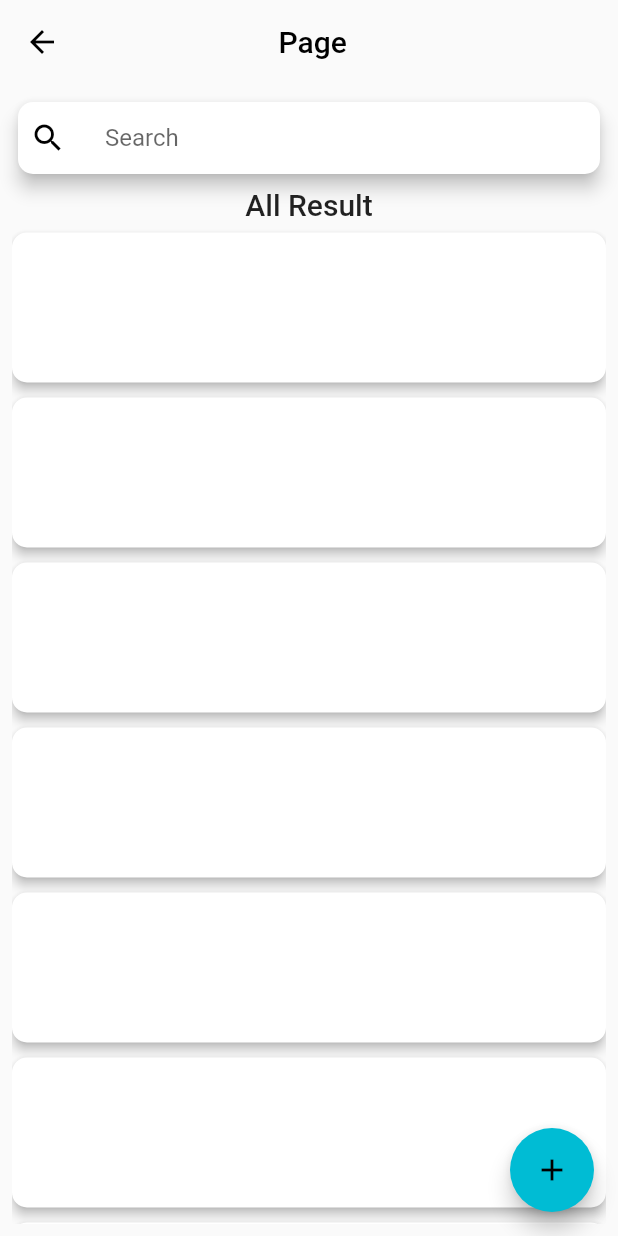
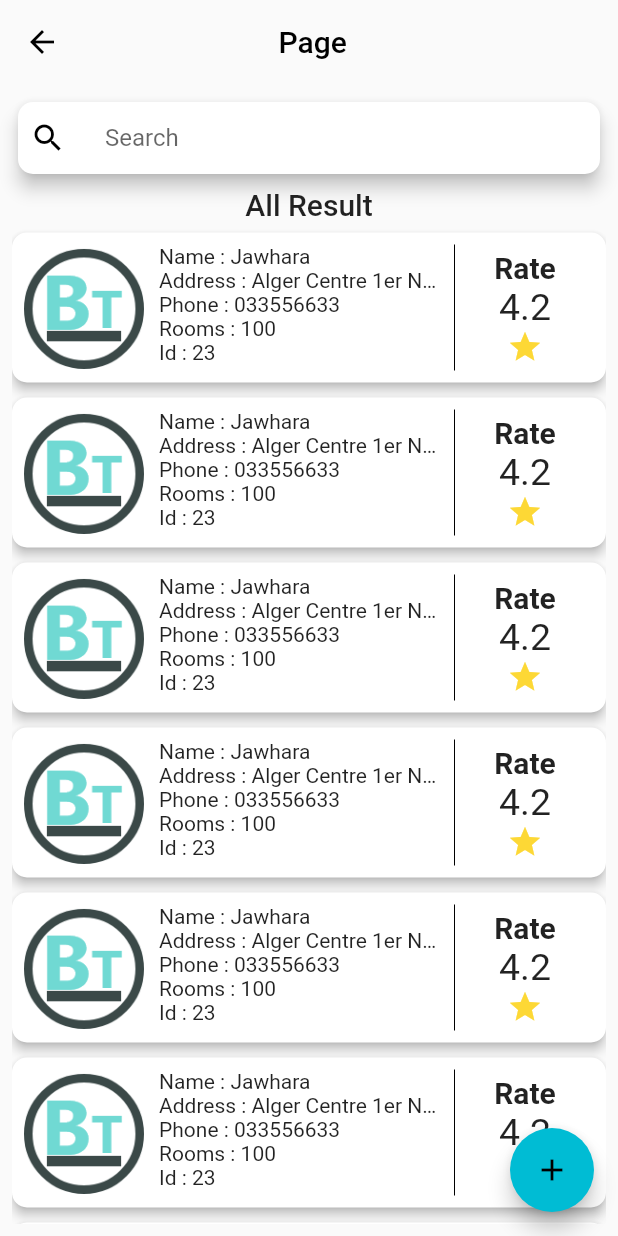
Before and after one commit to chemsou00/Batna_Traveler, a Flutter app: the ShowAllData screen opened directly with empty values, on a phone screen of 412 x 824 dp. Run offline on Flutter 3.47's test engine with Material 2 defaults, Android fonts, the phone set to English and light mode, and no system bars; our stand-ins replace dartz, get, shared_preferences; accounts and stored records are empty; network calls fail.

Commit message:
add Hotel Card(admin_panel)

```diff
--- a/lib/view/admin/show_all_data.dart
+++ b/lib/view/admin/show_all_data.dart
@@ -39,9 +39,66 @@ class ShowAllData extends StatelessWidget {
                 elevation: 3,
                 child: InkWell(
                   onTap: () {},
-                  child: const SizedBox(
+                  child: SizedBox(
                     height: 100,
                     width: double.infinity,
+                    child: Padding(
+                      padding: const EdgeInsets.all(8.0),
+                      child: Row(
+                        children: [
+                          ClipRRect(
+                            clipBehavior: Clip.antiAlias,
+                            borderRadius: BorderRadius.circular(20),
+                            child: SizedBox(
+                              width: 80,
+                              //
+                              child: Image.asset("assets/images/logo2.png"),
+                            ),
+                          ),
+                          Container(
+                            padding: const EdgeInsets.symmetric(horizontal: 10),
+                            width: Get.size.width * 0.5,
+                            child: Column(
+                              crossAxisAlignment: CrossAxisAlignment.start,
+                              children: const [
+                                Text("Name : Jawhara"),
+                                Text(
+                                  "Address : Alger Centre 1er Nov ",
+                                  overflow: TextOverflow.ellipsis,
+                                ),
+                                Text("Phone : 033556633"),
+                                Text("Rooms : 100"),
+                                Text("Id : 23"),
+                              ],
+                            ),
+                          ),
+                          const VerticalDivider(
+                            color: Colors.black,
+                            width: 2,
+                          ),
+                          Flexible(
+                              child: Container(
+                                alignment: Alignment.center,
+                                  // color: Colors.blue,
+                                padding: const EdgeInsets.symmetric(horizontal: 10),
+                            child: Column(
+                              mainAxisAlignment: MainAxisAlignment.center,
+                              children: [
+                                const Text(
+                                  "Rate",
+                                  style: TextStyle(fontWeight: FontWeight.bold,fontSize: 20),
+                                ),
+                                const Text(
+                                  "4.2",
+                                  style: TextStyle(fontSize: 25),
+                                ),
+                                Icon(Icons.star,color: Colors.yellow[600],)
+                              ],
+                            ),
+                          ))
+                        ],
+                      ),
+                    ),
                   ),
                 ),
               ),
```
